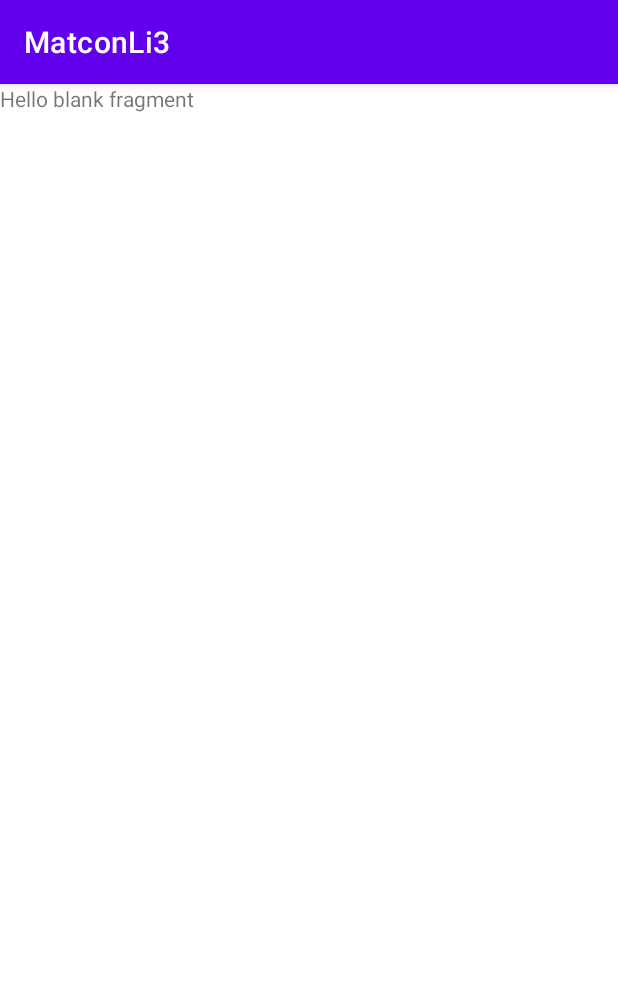
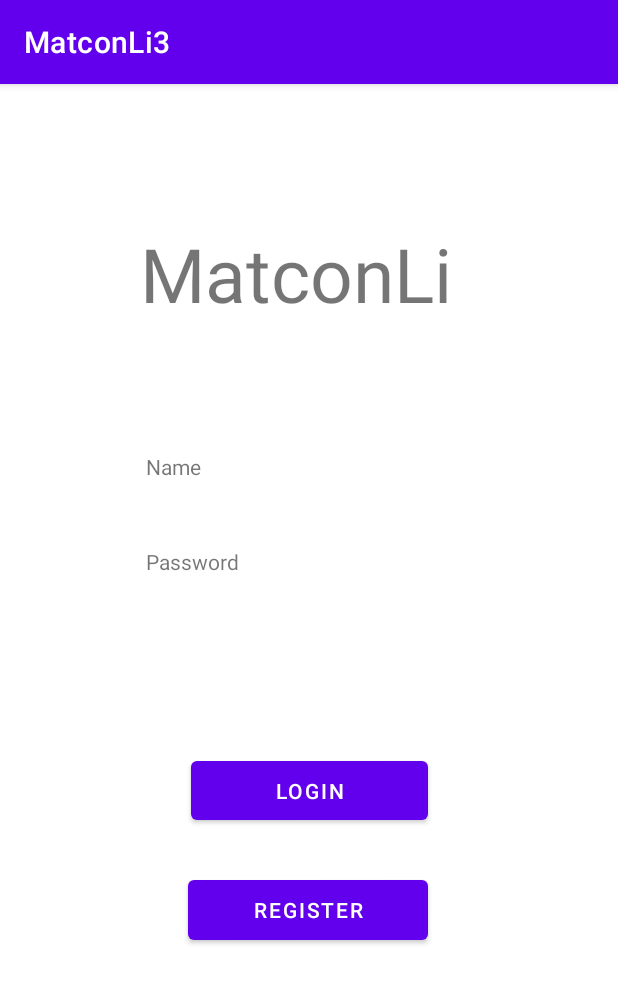
Before and after one commit to mayamazor/MatconLi3, an Android app: the screen it shows after launch (MainActivity), on a phone screen of 412 x 824 dp. Shown: the top 983 px of the screen. Run offline under Robolectric (Android 15) with nearby library versions, the phone set to English and light mode, and no system bars.

Commit message:
all of us beginning1

```diff
--- a/app/build.gradle
+++ b/app/build.gradle
@@ -1,5 +1,6 @@
 plugins {
     id 'com.android.application'
+    id  'androidx.navigation.safeargs'
 }
 
 android {
--- a/app/src/main/java/com/example/matconli3/CategoryListFragment.java
+++ b/app/src/main/java/com/example/matconli3/HomeFragment.java
@@ -3,10 +3,12 @@ package com.example.matconli3;
 import android.os.Bundle;
 
 import androidx.fragment.app.Fragment;
+import androidx.navigation.Navigation;
 
 import android.view.LayoutInflater;
 import android.view.View;
 import android.view.ViewGroup;
+import android.widget.Button;
 
 import com.example.matconli3.model.Category;
 import com.example.matconli3.model.Model;
@@ -14,7 +16,7 @@ import com.example.matconli3.model.Model;
 import java.util.List;
 
 
-public class CategoryListFragment extends Fragment {
+public class HomeFragment extends Fragment {
 
 
 
@@ -22,8 +24,15 @@ public class CategoryListFragment extends Fragment {
     public View onCreateView(LayoutInflater inflater, ViewGroup container,
                              Bundle savedInstanceState) {
         // Inflate the layout for this fragment
-        View view = inflater.inflate(R.layout.fragment_category_list, container, false);
-        List<Category> data= Model.instance.getAllCategories();
+        View view = inflater.inflate(R.layout.fragment_home, container, false);
+       Button regbtn=view.findViewById(R.id.btn_register);
+       regbtn.setOnClickListener(new View.OnClickListener() {
+           @Override
+           public void onClick(View v) {
+               Navigation.findNavController(v).navigate(R.id.action_home_to_register);
+
+           }
+       });
         return view;
     }
 }
--- a/app/src/main/res/layout/activity_main.xml
+++ b/app/src/main/res/layout/activity_main.xml
@@ -11,7 +11,7 @@
         android:name="androidx.navigation.fragment.NavHostFragment"
         android:layout_width="match_parent"
         android:layout_height="match_parent"
-        app:defaultNavHost="true"
+        app:defaultNavHost="false"
         app:navGraph="@navigation/nav_graph" />
 
 </androidx.constraintlayout.widget.ConstraintLayout>
--- a/app/src/main/res/layout/fragment_category_list.xml
+++ /dev/null
@@ -1,14 +0,0 @@
-<?xml version="1.0" encoding="utf-8"?>
-<FrameLayout xmlns:android="http://schemas.android.com/apk/res/android"
-    xmlns:tools="http://schemas.android.com/tools"
-    android:layout_width="match_parent"
-    android:layout_height="match_parent"
-    tools:context=".CategoryListFragment">
-
-    <!-- TODO: Update blank fragment layout -->
-    <TextView
-        android:layout_width="match_parent"
-        android:layout_height="match_parent"
-        android:text="@string/hello_blank_fragment" />
-
-</FrameLayout>
--- /dev/null
+++ b/app/src/main/res/layout/fragment_home.xml
@@ -0,0 +1,64 @@
+<?xml version="1.0" encoding="utf-8"?>
+<androidx.constraintlayout.widget.ConstraintLayout xmlns:android="http://schemas.android.com/apk/res/android"
+    xmlns:app="http://schemas.android.com/apk/res-auto"
+    xmlns:tools="http://schemas.android.com/tools"
+    android:layout_width="match_parent"
+    android:layout_height="match_parent"
+    tools:context=".HomeFragment">
+
+    <!-- TODO: Update blank fragment layout -->
+
+    <TextView
+        android:id="@+id/textView4"
+        android:layout_width="225dp"
+        android:layout_height="60dp"
+        android:text="MatconLi"
+        android:textSize="50dp"
+        app:layout_constraintBottom_toTopOf="@+id/btn_name"
+        app:layout_constraintEnd_toEndOf="parent"
+        app:layout_constraintStart_toStartOf="parent"
+        app:layout_constraintTop_toTopOf="parent" />
+
+    <Button
+        android:id="@+id/btn_login"
+        android:layout_width="158dp"
+        android:layout_height="51dp"
+        android:layout_marginBottom="80dp"
+        android:text="Login"
+        app:layout_constraintBottom_toBottomOf="@+id/btn_register"
+        app:layout_constraintEnd_toEndOf="parent"
+        app:layout_constraintStart_toStartOf="parent" />
+
+    <TextView
+        android:id="@+id/btn_password"
+        android:layout_width="218dp"
+        android:layout_height="60dp"
+        android:layout_marginBottom="128dp"
+        android:text="Password"
+        app:layout_constraintBottom_toBottomOf="@+id/btn_login"
+        app:layout_constraintEnd_toEndOf="parent"
+        app:layout_constraintStart_toStartOf="parent" />
+
+    <Button
+        android:id="@+id/btn_register"
+        android:layout_width="160dp"
+        android:layout_height="52dp"
+        android:text="Register"
+        app:layout_constraintBottom_toBottomOf="parent"
+        app:layout_constraintEnd_toEndOf="parent"
+        app:layout_constraintHorizontal_bias="0.498"
+        app:layout_constraintStart_toStartOf="parent"
+        app:layout_constraintTop_toTopOf="parent"
+        app:layout_constraintVertical_bias="0.733" />
+
+    <TextView
+        android:id="@+id/btn_name"
+        android:layout_width="218dp"
+        android:layout_height="0dp"
+        android:layout_marginBottom="104dp"
+        android:text="Name"
+        app:layout_constraintBottom_toBottomOf="@+id/btn_password"
+        app:layout_constraintEnd_toEndOf="parent"
+        app:layout_constraintStart_toStartOf="parent" />
+
+</androidx.constraintlayout.widget.ConstraintLayout>
--- a/app/src/main/res/navigation/nav_graph.xml
+++ b/app/src/main/res/navigation/nav_graph.xml
@@ -3,10 +3,19 @@
     xmlns:app="http://schemas.android.com/apk/res-auto"
     xmlns:tools="http://schemas.android.com/tools"
     android:id="@+id/nav_graph"
-    app:startDestination="@id/categoryListFragment">
+    app:startDestination="@id/fragment_home">
     <fragment
-        android:id="@+id/categoryListFragment"
-        android:name="com.example.matconli3.CategoryListFragment"
-        android:label="fragment_category_list"
-        tools:layout="@layout/fragment_category_list" />
+        android:id="@+id/fragment_home"
+        android:name="com.example.matconli3.HomeFragment"
+        android:label="fragment_home"
+        tools:layout="@layout/fragment_home" >
+        <action
+            android:id="@+id/action_home_to_register"
+            app:destination="@id/registerFragment" />
+    </fragment>
+    <fragment
+        android:id="@+id/registerFragment"
+        android:name="com.example.matconli3.RegisterFragment"
+        android:label="fragment_register"
+        tools:layout="@layout/fragment_register" />
 </navigation>
--- a/build.gradle
+++ b/build.gradle
@@ -6,6 +6,11 @@ buildscript {
     }
     dependencies {
         classpath "com.android.tools.build:gradle:4.1.1"
+        def nav_version = "2.3.2"
+        classpath  "androidx.navigation:navigation-safe-args-gradle-plugin:$nav_version"
+
+
+
 
         // NOTE: Do not place your application dependencies here; they belong
         // in the individual module build.gradle files
```
Also changed, not shown: app/src/main/java/com/example/matconli3/RegisterFragment.java (added, +64 -0 lines), app/src/main/res/layout/fragment_register.xml (added, +85 -0 lines).
